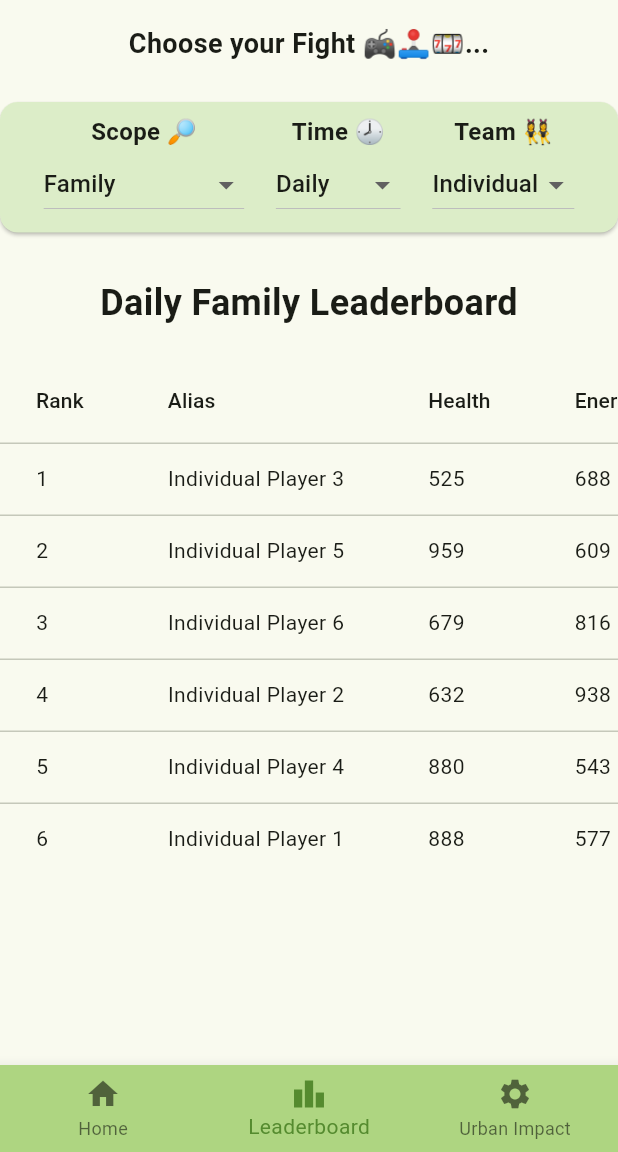
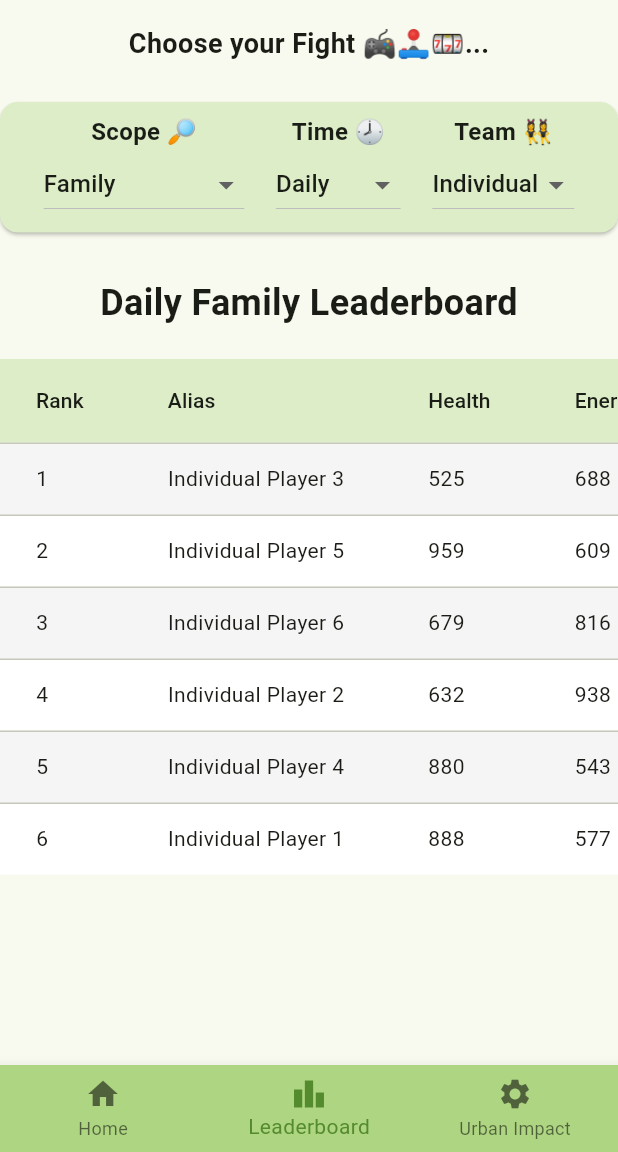
Before and after one commit to mojoee/green_duck, a Flutter app: the screen it shows after launch, item 2 of the bottom bar chosen, on a phone screen of 412 x 824 dp, the part 84-1236 px from its top. Run offline on Flutter 3.47's test engine with Material 3 defaults, Android fonts, the phone set to English and light mode, and no system bars; our stand-ins replace marquee.

Commit message:
added color shades in table

```diff
--- a/lib/main.dart
+++ b/lib/main.dart
@@ -305,7 +305,6 @@ class Screen1 extends StatelessWidget {
 }
 
 
-
 class Screen2 extends StatefulWidget {
   const Screen2({super.key});
 
@@ -341,7 +340,7 @@ class _Screen2State extends State<Screen2> {
 
   List<Map<String, dynamic>> _generateFakeData(String scope, String timeFrame, String team) {
     Random random = Random();
-    return List.generate(6, (index) { // Generate 6 players for more rows
+    return List.generate(6, (index) {
       int health = random.nextInt(501) + 500;
       int energy = random.nextInt(501) + 500;
       int pollution = random.nextInt(501) + 500;
@@ -353,7 +352,7 @@ class _Screen2State extends State<Screen2> {
         'Energy': energy.toString(),
         'Pollution': pollution.toString(),
         'Duck Score': duckScore.toString(),
-        'Trend': index % 2 == 0 ? 'Up' : 'Down', // Alternate trend for demo
+        'Trend': index % 2 == 0 ? 'Up' : 'Down',
         'Color': _getColorFromScore(duckScore),
       };
     });
@@ -460,6 +459,7 @@ class _Screen2State extends State<Screen2> {
           child: SingleChildScrollView(
             scrollDirection: Axis.horizontal,
             child: DataTable(
+              headingRowColor: MaterialStateProperty.all(Colors.lightGreen[100]),
               columns: const <DataColumn>[
                 DataColumn(label: Text('Rank')),
                 DataColumn(label: Text('Alias')),
@@ -469,8 +469,13 @@ class _Screen2State extends State<Screen2> {
                 DataColumn(label: Text('Duck Score')),
                 DataColumn(label: Text('Trend')),
               ],
-              rows: _data.map((data) {
-                return DataRow(cells: <DataCell>[
+              rows: _data.asMap().entries.map((entry) {
+                int index = entry.key;
+                var data = entry.value;
+
+                return DataRow(
+                  color: index.isEven ? MaterialStateProperty.all(Colors.grey.shade100) : MaterialStateProperty.all(Colors.white),
+                  cells: <DataCell>[
                     DataCell(Text(data['Rank'].toString())),
                     DataCell(Text(data['Alias'])),
                     DataCell(Text(data['Health'])),
@@ -499,7 +504,8 @@ class _Screen2State extends State<Screen2> {
                         color: data['Trend'] == 'Up' ? Colors.green : Colors.red,
                       ),
                     ),
-                ]);
+                  ],
+                );
               }).toList(),
             ),
           ),
@@ -508,6 +514,7 @@ class _Screen2State extends State<Screen2> {
     );
   }
 }
+
 
 
 
```
Lines whose indentation alone changed are shown as unchanged.
